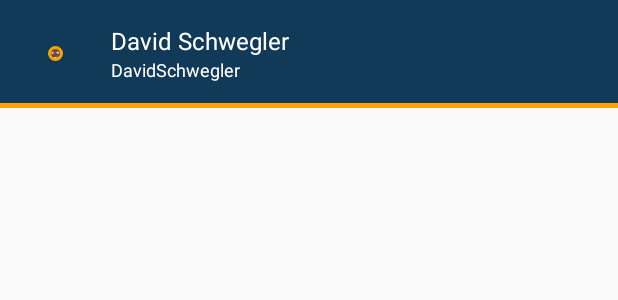
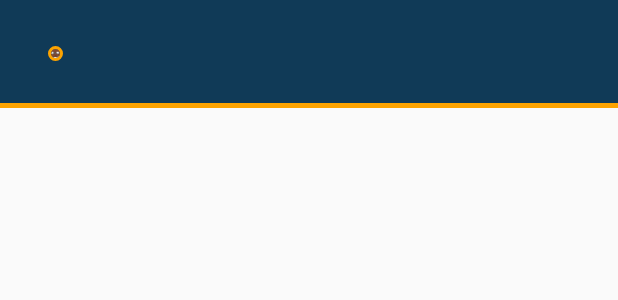
Before and after one commit to davidschwegler/lfnw, an Android app: the layout drawer_user_item.xml on its own in the app's theme, with its tools: preview values and no code run, on a phone screen of 412 x 824 dp. Shown: the top 300 px of the screen. Run offline under Robolectric (Android 15) with nearby library versions, the phone set to English and light mode, and no system bars; plain views replace CircularImageView.

Commit message:
Remove placeholder text since I'm too tired to guarantee it wouldn't actually show up.

```diff
--- a/src/app/src/main/res/layout/drawer_user_item.xml
+++ b/src/app/src/main/res/layout/drawer_user_item.xml
@@ -68,7 +68,6 @@
                 android:singleLine="true"
                 android:ellipsize="end"
                 android:paddingLeft="16dp"
-                android:text="David Schwegler"
                 android:textColor="#fff"
                 android:textSize="16sp"/>
 
@@ -79,7 +78,6 @@
                 android:singleLine="true"
                 android:ellipsize="end"
                 android:paddingLeft="16dp"
-                android:text="DavidSchwegler"
                 android:textColor="#fff"
                 android:textSize="12sp"/>
         </LinearLayout>
```
